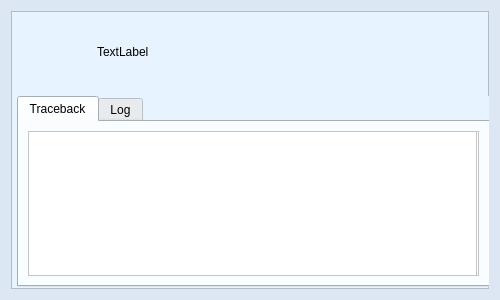
seemir/stressa, file source/ui/views/error.ui: the form before one commit.
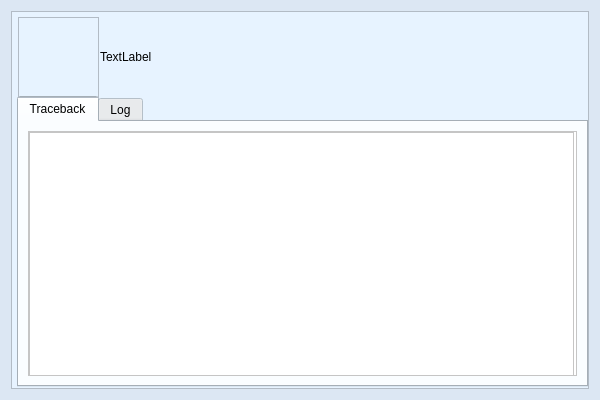
The form after the commit. Icons and pictures are not drawn.

```diff
--- a/source/ui/views/error.ui
+++ b/source/ui/views/error.ui
@@ -6,8 +6,8 @@
    <rect>
     <x>0</x>
     <y>0</y>
-    <width>500</width>
-    <height>300</height>
+    <width>600</width>
+    <height>400</height>
    </rect>
   </property>
   <property name="sizePolicy">
@@ -18,14 +18,14 @@
   </property>
   <property name="minimumSize">
    <size>
-    <width>500</width>
-    <height>300</height>
+    <width>600</width>
+    <height>400</height>
    </size>
   </property>
   <property name="maximumSize">
    <size>
-    <width>500</width>
-    <height>300</height>
+    <width>600</width>
+    <height>400</height>
    </size>
   </property>
   <property name="palette">
@@ -890,8 +890,8 @@
        <rect>
         <x>6</x>
         <y>85</y>
-        <width>473</width>
-        <height>191</height>
+        <width>571</width>
+        <height>291</height>
        </rect>
       </property>
       <property name="font">
@@ -1346,17 +1346,17 @@
             <rect>
              <x>0</x>
              <y>0</y>
-             <width>447</width>
-             <height>145</height>
+             <width>545</width>
+             <height>245</height>
             </rect>
            </property>
            <widget class="QPlainTextEdit" name="plain_text_edit_traceback">
             <property name="geometry">
              <rect>
-              <x>-1</x>
-              <y>-5</y>
-              <width>449</width>
-              <height>151</height>
+              <x>0</x>
+              <y>0</y>
+              <width>545</width>
+              <height>245</height>
              </rect>
             </property>
             <property name="lineWrapMode">
@@ -1833,10 +1833,10 @@
      <widget class="QFrame" name="frame_icon_and_label">
       <property name="geometry">
        <rect>
-        <x>19</x>
-        <y>10</y>
-        <width>448</width>
-        <height>61</height>
+        <x>80</x>
+        <y>6</y>
+        <width>491</width>
+        <height>80</height>
        </rect>
       </property>
       <property name="frameShape">
@@ -1845,15 +1845,9 @@
       <property name="frameShadow">
        <enum>QFrame::Sunken</enum>
       </property>
+      <layout class="QGridLayout" name="gridLayout_4">
+       <item row="0" column="0">
       <widget class="QLabel" name="label_error_text">
-       <property name="geometry">
-        <rect>
-         <x>67</x>
-         <y>1</y>
-         <width>381</width>
-         <height>59</height>
-        </rect>
-       </property>
        <property name="palette">
         <palette>
          <active>
@@ -2293,15 +2287,27 @@
         <bool>false</bool>
        </property>
       </widget>
+       </item>
+      </layout>
+     </widget>
+     <widget class="QFrame" name="frame_icon">
+      <property name="geometry">
+       <rect>
+        <x>7</x>
+        <y>6</y>
+        <width>81</width>
+        <height>81</height>
+       </rect>
+      </property>
+      <property name="frameShape">
+       <enum>QFrame::StyledPanel</enum>
+      </property>
+      <property name="frameShadow">
+       <enum>QFrame::Raised</enum>
+      </property>
+      <layout class="QGridLayout" name="gridLayout_5">
+       <item row="0" column="0">
       <widget class="QLabel" name="label_error_icon">
-       <property name="geometry">
-        <rect>
-         <x>0</x>
-         <y>0</y>
-         <width>60</width>
-         <height>60</height>
-        </rect>
-       </property>
        <property name="font">
         <font>
          <family>Segoe UI</family>
@@ -2317,6 +2323,8 @@
         <bool>true</bool>
        </property>
       </widget>
+       </item>
+      </layout>
      </widget>
     </widget>
    </item>
```
Left out of the diff: 14 changed lines with no effect on the pictures. Lines whose indentation alone changed are shown as unchanged.
